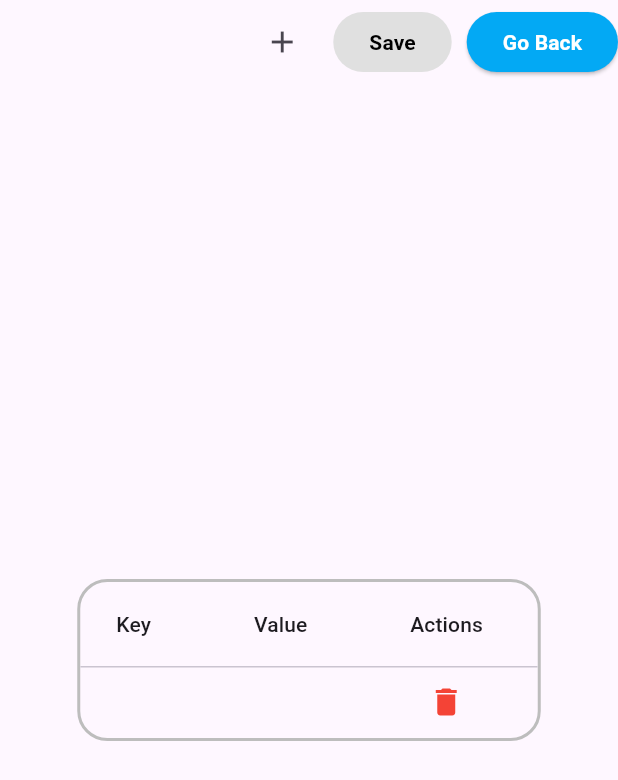
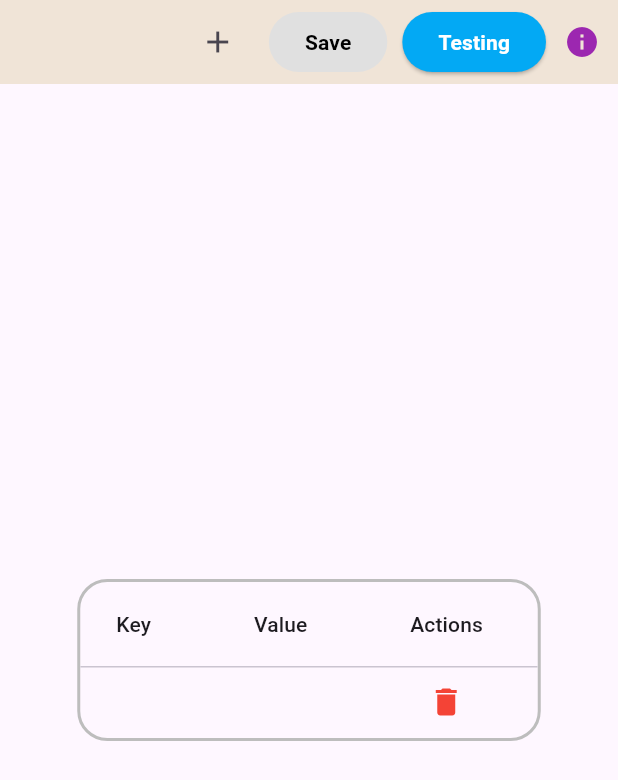
Before and after one commit to anusii/keypod, a Flutter app: the KeyValueTable screen opened directly with empty values, after a tap on the "add" icon, on a phone screen of 412 x 824 dp. Shown: the top 780 px of the screen. Run offline on Flutter 3.47's test engine with Material 3 defaults, Android fonts, the phone set to English and light mode, and no system bars; our stand-ins replace universal_io; missing offline and left inert: editable, rdflib, solidpod, window_manager; statements that could not run were skipped.

Commit message:
Cleanup and refactor.

```diff
--- a/lib/screens/data_table.dart
+++ b/lib/screens/data_table.dart
@@ -24,12 +24,17 @@
 // OUT OF OR IN CONNECTION WITH THE SOFTWARE OR THE USE OR OTHER DEALINGS IN THE
 // SOFTWARE.
 ///
-/// Authors: Kevin Wang
+/// Authors: Kevin Wang, Graham Williams
+
 library;
 
 import 'package:flutter/material.dart';
+
+import 'package:solidpod/solidpod.dart';
+
+import 'package:keypod/screens/about_dialog.dart';
+import 'package:keypod/utils/constants.dart';
 import 'package:keypod/utils/rdf.dart';
-import 'package:solidpod/solidpod.dart';
 
 class KeyValueTable extends StatefulWidget {
   final String title;
@@ -94,7 +99,7 @@ class _KeyValueTableState extends State<KeyValueTable> {
 
   void _addNewRow() {
     setState(() {
-      int newIndex = dataMap.length;
+      final newIndex = dataMap.length;
       dataMap[newIndex] = {keyStr: '', valStr: ''};
       keyControllers[newIndex] = TextEditingController();
       valueControllers[newIndex] = TextEditingController();
@@ -203,7 +208,7 @@ class _KeyValueTableState extends State<KeyValueTable> {
           ' to "${widget.fileName}" in PODs');
       return true;
     } on Exception catch (e) {
-      print('Exception: $e');
+      debugPrint('Exception: $e');
     } finally {
       if (mounted) {
         setState(() {
@@ -221,7 +226,10 @@ class _KeyValueTableState extends State<KeyValueTable> {
     return Scaffold(
       appBar: AppBar(
         title: Text(widget.title),
-        centerTitle: true,
+        backgroundColor: titleBackgroundColor,
+        // Instruct flutter to not put a leading widget automatically
+        // see https://api.flutter.dev/flutter/material/AppBar/leading.html
+        automaticallyImplyLeading: false,
         actions: [
           IconButton(
             icon: const Icon(Icons.add),
@@ -260,8 +268,18 @@ class _KeyValueTableState extends State<KeyValueTable> {
           ElevatedButton(
             onPressed: () => _maybeGoBack(context),
             style: activeButtonStyle(context),
-            child: const Text('Go Back',
+            child: const Text('Testing',
                 style: TextStyle(fontWeight: FontWeight.bold)),
+          ),
+          IconButton(
+            icon: const Icon(
+              Icons.info,
+              color: Colors.purple,
+            ),
+            onPressed: () async {
+              aboutDialog(context);
+            },
+            tooltip: 'Popup a window about the app.',
           ),
         ],
       ),
@@ -363,13 +381,13 @@ class _KeyValueTableState extends State<KeyValueTable> {
       showDialog(
         context: context,
         builder: (context) => AlertDialog(
-          title: const Text("Confirm"),
+          title: const Text('Confirm'),
           content: const Text(
-              "You have unsaved changes. Are you sure you want to go back?"),
+              'You have unsaved changes. Are you sure you want to go back?'),
           actions: <Widget>[
             TextButton(
               onPressed: () => Navigator.of(context).pop(),
-              child: const Text("Cancel"),
+              child: const Text('Cancel'),
             ),
             TextButton(
               onPressed: () {
@@ -377,7 +395,7 @@ class _KeyValueTableState extends State<KeyValueTable> {
                 Navigator.push(context,
                     MaterialPageRoute(builder: (context) => widget.child));
               },
-              child: const Text("Go Back"),
+              child: const Text('Home'),
             ),
           ],
         ),
--- a/lib/screens/view_keys.dart
+++ b/lib/screens/view_keys.dart
@@ -1,6 +1,6 @@
 /// A widget to view private data in a POD.
 ///
-// Time-stamp: <Thursday 2024-04-11 21:57:36 +1000 Graham Williams>
+// Time-stamp: <Wednesday 2024-05-15 08:29:40 +1000 Graham Williams>
 ///
 /// Copyright (C) 2024, Software Innovation Institute, ANU.
 ///
@@ -182,7 +182,7 @@ class _ViewKeysState extends State<ViewKeys> {
               height: 50,
             ),
             ElevatedButton(
-              child: const Text('Go back'),
+              child: const Text('Home'),
               onPressed: () {
                 Navigator.push(
                   context,
--- /dev/null
+++ b/lib/utils/constants.dart
@@ -0,0 +1,32 @@
+/// DESCRIPTION
+///
+// Time-stamp: <Wednesday 2024-05-15 09:45:40 +1000 Graham Williams>
+///
+/// Copyright (C) 2024, Software Innovation Institute, ANU.
+///
+/// Licensed under the GNU General Public License, Version 3 (the "License").
+///
+/// License: https://www.gnu.org/licenses/gpl-3.0.en.html.
+//
+// This program is free software: you can redistribute it and/or modify it under
+// the terms of the GNU General Public License as published by the Free Software
+// Foundation, either version 3 of the License, or (at your option) any later
+// version.
+//
+// This program is distributed in the hope that it will be useful, but WITHOUT
+// ANY WARRANTY; without even the implied warranty of MERCHANTABILITY or FITNESS
+// FOR A PARTICULAR PURPOSE.  See the GNU General Public License for more
+// details.
+//
+// You should have received a copy of the GNU General Public License along with
+// this program.  If not, see <https://www.gnu.org/licenses/>.
+///
+/// Authors: AUTHORS
+
+library;
+
+import 'package:flutter/material.dart';
+
+const titleBackgroundColor = Color(0xFFF0E4D7);
+
+const dataFile = 'key-value.ttl';
```
Also changed, not shown: lib/main.dart (+8 -8 lines), lib/screens/edit_keyvalue.dart (+11 -7 lines), lib/screens/home_page.dart (+10 -5 lines), lib/screens/test_home.dart (+20 -16 lines).
